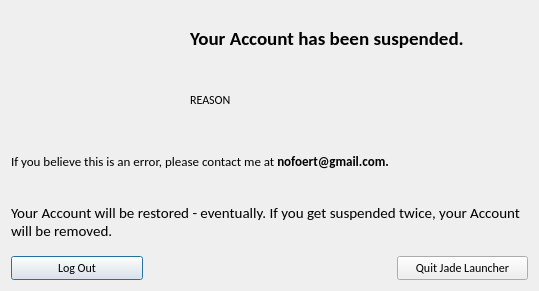
Before: the Qt Designer form ui/accountSuspended.ui in nfoert/jadelauncher_actionstest, drawn with Qt 5.
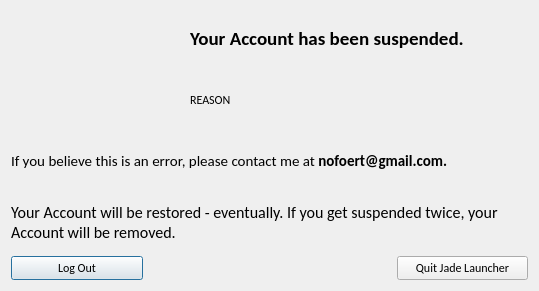
After: the same form once the commit is applied. Icons and pictures are not drawn.

What changed in the file:
```diff
--- a/ui/accountSuspended.ui
+++ b/ui/accountSuspended.ui
@@ -106,7 +106,7 @@
       </font>
      </property>
      <property name="text">
-      <string>&lt;html&gt;&lt;head/&gt;&lt;body&gt;&lt;p&gt;&lt;span style=&quot; font-size:10pt;&quot;&gt;If you believe this is an error, please contact me at &lt;/span&gt;&lt;span style=&quot; font-size:10pt; font-weight:600;&quot;&gt;nofoert@gmail.com.&lt;/span&gt;&lt;/p&gt;&lt;/body&gt;&lt;/html&gt;</string>
+      <string>&lt;html&gt;&lt;head/&gt;&lt;body&gt;&lt;p&gt;&lt;span style=&quot; font-size:11pt;&quot;&gt;If you believe this is an error, please contact me at &lt;/span&gt;&lt;span style=&quot; font-size:11pt; font-weight:600;&quot;&gt;nofoert@gmail.com.&lt;/span&gt;&lt;/p&gt;&lt;/body&gt;&lt;/html&gt;</string>
      </property>
      <property name="wordWrap">
       <bool>true</bool>
@@ -121,7 +121,7 @@
       </font>
      </property>
      <property name="text">
-      <string>&lt;html&gt;&lt;head/&gt;&lt;body&gt;&lt;p&gt;&lt;span style=&quot; font-size:11pt;&quot;&gt;Your Account will be restored - eventually. If you get suspended twice, your Account will be removed.&lt;/span&gt;&lt;/p&gt;&lt;/body&gt;&lt;/html&gt;</string>
+      <string>&lt;html&gt;&lt;head/&gt;&lt;body&gt;&lt;p&gt;&lt;span style=&quot; font-size:12pt;&quot;&gt;Your Account will be restored - eventually. If you get suspended twice, your Account will be removed.&lt;/span&gt;&lt;/p&gt;&lt;/body&gt;&lt;/html&gt;</string>
      </property>
      <property name="wordWrap">
       <bool>true</bool>
```
